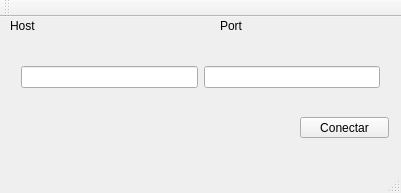
First picture: the form in client/mainwindow.ui, repository sebapenna/TP-Final-Taller-I, before the edit.
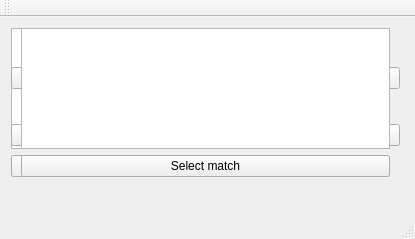
Second picture: the form after the edit.

```diff
--- a/client/mainwindow.ui
+++ b/client/mainwindow.ui
@@ -6,69 +6,200 @@
    <rect>
     <x>0</x>
     <y>0</y>
-    <width>401</width>
-    <height>193</height>
+    <width>415</width>
+    <height>239</height>
    </rect>
   </property>
   <property name="windowTitle">
    <string>MainWindow</string>
   </property>
   <widget class="QWidget" name="centralWidget">
-   <widget class="QLabel" name="label">
+   <widget class="QWidget" name="createOrJoinMenu" native="true">
+    <property name="enabled">
+     <bool>true</bool>
+    </property>
     <property name="geometry">
      <rect>
       <x>10</x>
-      <y>0</y>
-      <width>67</width>
-      <height>17</height>
+      <y>10</y>
+      <width>391</width>
+      <height>161</height>
      </rect>
     </property>
-    <property name="text">
-     <string>Host</string>
-    </property>
+    <layout class="QVBoxLayout" name="verticalLayout">
+     <item>
+      <widget class="QPushButton" name="createButton">
+       <property name="text">
+        <string>Create</string>
+       </property>
+      </widget>
+     </item>
+     <item>
+      <widget class="QPushButton" name="joinButton">
+       <property name="text">
+        <string>Join</string>
+       </property>
+      </widget>
+     </item>
+    </layout>
    </widget>
-   <widget class="QLabel" name="label_2">
+   <widget class="QWidget" name="selectPlayersMenu" native="true">
     <property name="geometry">
      <rect>
-      <x>220</x>
-      <y>0</y>
-      <width>67</width>
-      <height>17</height>
+      <x>0</x>
+      <y>20</y>
+      <width>401</width>
+      <height>151</height>
      </rect>
     </property>
-    <property name="text">
-     <string>Port</string>
-    </property>
+    <layout class="QVBoxLayout" name="selectAmountPlayers">
+     <item>
+      <widget class="QLabel" name="selectAmmountPlayersLabe">
+       <property name="text">
+        <string>Select Amount of players</string>
+       </property>
+      </widget>
+     </item>
+     <item>
+      <widget class="QComboBox" name="selectAmountList">
+       <item>
+        <property name="text">
+         <string>1</string>
+        </property>
+       </item>
+       <item>
+        <property name="text">
+         <string>2</string>
+        </property>
+       </item>
+       <item>
+        <property name="text">
+         <string>3</string>
+        </property>
+       </item>
+       <item>
+        <property name="text">
+         <string>4</string>
+        </property>
+       </item>
+      </widget>
+     </item>
+     <item>
+      <widget class="QPushButton" name="selectAmmountPlayersButton">
+       <property name="text">
+        <string>Select</string>
+       </property>
+      </widget>
+     </item>
+    </layout>
    </widget>
-   <widget class="QPushButton" name="pushButton">
+   <widget class="QWidget" name="connectHostPortMenu" native="true">
     <property name="geometry">
      <rect>
-      <x>300</x>
-      <y>100</y>
-      <width>89</width>
-      <height>21</height>
-     </rect>
-    </property>
-    <property name="text">
-     <string>Conectar</string>
-    </property>
-   </widget>
-   <widget class="QWidget" name="horizontalLayoutWidget">
-    <property name="geometry">
-     <rect>
-      <x>10</x>
+      <x>20</x>
       <y>20</y>
       <width>381</width>
-      <height>80</height>
+      <height>161</height>
      </rect>
     </property>
-    <layout class="QHBoxLayout" name="containerH">
-     <item>
+    <layout class="QFormLayout" name="formLayout">
+     <item row="0" column="0">
+      <widget class="QLabel" name="hostLabel">
+       <property name="text">
+        <string>Host</string>
+       </property>
+      </widget>
+     </item>
+     <item row="1" column="0">
       <widget class="QLineEdit" name="HostInput"/>
      </item>
-     <item>
+     <item row="1" column="1">
       <widget class="QLineEdit" name="portInput"/>
      </item>
+     <item row="2" column="1">
+      <widget class="QPushButton" name="connectButton">
+       <property name="text">
+        <string>Conectar</string>
+       </property>
+      </widget>
+     </item>
+     <item row="0" column="1">
+      <widget class="QLabel" name="portLabel">
+       <property name="text">
+        <string>Port</string>
+       </property>
+      </widget>
+     </item>
+    </layout>
+   </widget>
+   <widget class="QWidget" name="selectMapMenu" native="true">
+    <property name="geometry">
+     <rect>
+      <x>0</x>
+      <y>0</y>
+      <width>391</width>
+      <height>171</height>
+     </rect>
+    </property>
+    <layout class="QVBoxLayout" name="verticalLayout_2">
+     <item>
+      <widget class="QListWidget" name="listMap"/>
+     </item>
+     <item>
+      <widget class="QPushButton" name="selectMap">
+       <property name="text">
+        <string>Select map</string>
+       </property>
+      </widget>
+     </item>
+    </layout>
+   </widget>
+   <widget class="QWidget" name="startOrQuitMenu" native="true">
+    <property name="geometry">
+     <rect>
+      <x>0</x>
+      <y>10</y>
+      <width>411</width>
+      <height>161</height>
+     </rect>
+    </property>
+    <layout class="QVBoxLayout" name="verticalLayout_3">
+     <item>
+      <widget class="QPushButton" name="startGameButton">
+       <property name="text">
+        <string>Start game</string>
+       </property>
+      </widget>
+     </item>
+     <item>
+      <widget class="QPushButton" name="quitButton">
+       <property name="text">
+        <string>Quit</string>
+       </property>
+      </widget>
+     </item>
+    </layout>
+   </widget>
+   <widget class="QWidget" name="selectMatchMenu" native="true">
+    <property name="geometry">
+     <rect>
+      <x>10</x>
+      <y>0</y>
+      <width>391</width>
+      <height>171</height>
+     </rect>
+    </property>
+    <layout class="QVBoxLayout" name="verticalLayout_4">
+     <item>
+      <widget class="QListView" name="listMatch"/>
+     </item>
+     <item>
+      <widget class="QPushButton" name="selectMatchButton">
+       <property name="text">
+        <string>Select match</string>
+       </property>
+      </widget>
+     </item>
     </layout>
    </widget>
   </widget>
```
Left out of the diff: 2 changed lines with no effect on the pictures.
